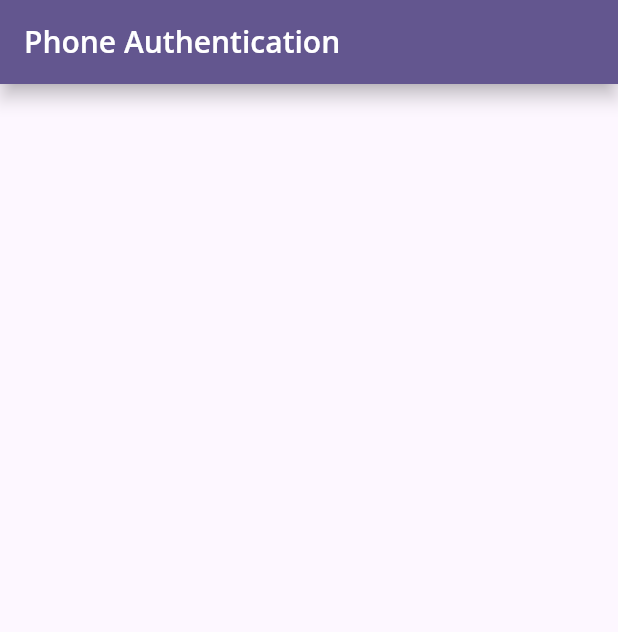
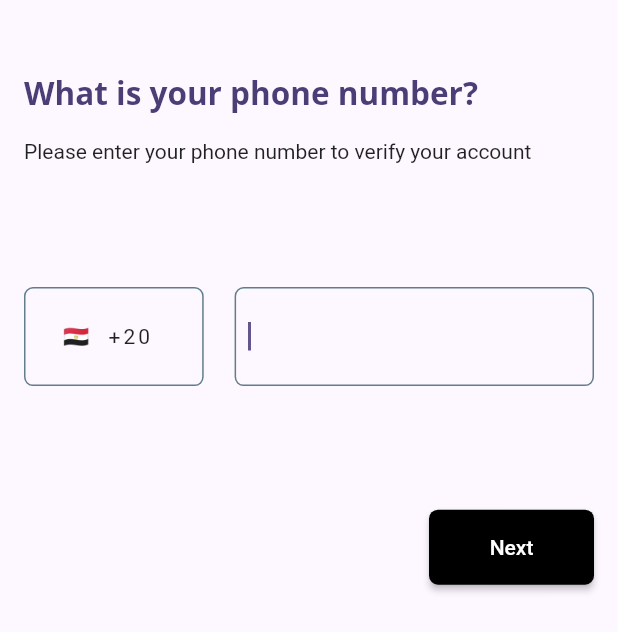
Before and after one commit to AbdullahEmadEldin/whereToGo_app, a Flutter app: the PhoneAuthPage screen opened by its route, on a phone screen of 412 x 824 dp. Shown: the top 632 px of the screen. Run offline on Flutter 3.47's test engine with Material 2 defaults, Android fonts, the phone set to English and light mode, and no system bars; our stand-ins replace bloc, firebase_auth, firebase_core, flutter_bloc, go_router, google_fonts and 1 more; accounts and stored records are empty.

Commit message:
Phone Auth logic integration to UI

```diff
--- a/lib/presentation/pages/phone_auth_page.dart
+++ /dev/null
@@ -1,12 +0,0 @@
-import 'package:flutter/material.dart';
-
-class PhoneAuthPage extends StatelessWidget {
-  const PhoneAuthPage({Key? key}) : super(key: key);
-
-  @override
-  Widget build(BuildContext context) {
-    return Scaffold(
-      appBar: AppBar(title: Text('Phone Authentication')),
-    );
-  }
-}
--- a/lib/presentation/pages/phone_enter_page.dart
+++ b/lib/presentation/pages/phone_enter_page.dart
@@ -1,5 +1,7 @@
 import 'package:flutter/material.dart';
+import 'package:flutter_bloc/flutter_bloc.dart';
 import 'package:go_router/go_router.dart';
+import 'package:maps_app/business%20logic/phone_auth/cubit/phone_auth_cubit.dart';
 import 'package:maps_app/generated/l10n.dart';
 import 'package:maps_app/util/navigation/routes.dart';
 
@@ -33,6 +35,7 @@ class PhoneAuthPage extends StatelessWidget {
                 _buildPhoneFormFeild(context),
                 SizedBox(height: size.height * 0.1),
                 _buildNextButton(context),
+                _buildSubmitionBlocListner(),
               ],
             ),
           ),
@@ -105,14 +108,42 @@ class PhoneAuthPage extends StatelessWidget {
       alignment: Alignment.bottomRight,
       child: ElevatedButton(
         onPressed: () {
-          context.goNamed(AppRoutes.otpScreen);
+          if (_phoneFormKey.currentState!.validate()) {
+            _phoneFormKey.currentState!.save();
+            // context.goNamed(AppRoutes.otpScreen);
+            BlocProvider.of<PhoneAuthCubit>(context)
+                .submitPhoneNumber(phoneNumber);
+          }
         },
-        style: Theme.of(context)
-            .elevatedButtonTheme
-            .style!
-            .copyWith(minimumSize: MaterialStatePropertyAll(Size(110, 50))),
+        style: Theme.of(context).elevatedButtonTheme.style!.copyWith(
+            minimumSize: const MaterialStatePropertyAll(Size(110, 50))),
         child: Text(S.of(context).Next),
       ),
     );
   }
+
+  Widget _buildSubmitionBlocListner() {
+    return BlocListener<PhoneAuthCubit, PhoneAuthState>(
+      listenWhen: (previous, current) => previous != current,
+      listener: ((context, state) {
+        if (state is Loading) {
+          _showProgressIndicator();
+        } else if (state is PhoneNumberSubmitted) {
+          context.goNamed(AppRoutes.otpScreen);
+        } else if (state is Error) {
+          ScaffoldMessenger.of(context).showSnackBar(
+            SnackBar(
+              content: Text(state.errorMsg),
+              duration: const Duration(seconds: 3),
+            ),
+          );
+        }
+      }),
+      child: const SizedBox(),
+    );
+  }
+
+  Widget _showProgressIndicator() {
+    return const Center(child: CircularProgressIndicator());
+  }
 }
--- a/lib/util/navigation/router.dart
+++ b/lib/util/navigation/router.dart
@@ -1,20 +1,38 @@
 import 'package:flutter/material.dart';
+import 'package:flutter_bloc/flutter_bloc.dart';
 import 'package:go_router/go_router.dart';
+import 'package:maps_app/business%20logic/phone_auth/cubit/phone_auth_cubit.dart';
 import 'package:maps_app/presentation/pages/home_page.dart';
-import 'package:maps_app/presentation/pages/phone_auth_page.dart';
+import 'package:maps_app/presentation/pages/otp_page.dart';
+import 'package:maps_app/presentation/pages/phone_enter_page.dart';
 import 'package:maps_app/util/navigation/routes.dart';
 
 class AppRouter {
   static final GoRouter _router = GoRouter(
-    initialLocation: AppRoutes.homePage,
+    initialLocation: '/',
     routes: [
       GoRoute(
-        path: AppRoutes.phoneAuthScreen,
-        pageBuilder: (context, state) =>
-            const MaterialPage(child: PhoneAuthPage()),
-      ),
+          name: AppRoutes.phoneAuthScreen,
+          path: '/',
+          pageBuilder: (context, state) => MaterialPage(
+                  child: BlocProvider(
+                create: (_) => PhoneAuthCubit(),
+                child: PhoneAuthPage(),
+              )),
+          routes: [
+            GoRoute(
+              name: AppRoutes.otpScreen,
+              path: 'otpScreen',
+              pageBuilder: (context, state) => MaterialPage(
+                  child: BlocProvider(
+                create: (_) => PhoneAuthCubit(),
+                child: OtpPage(),
+              )),
+            ),
+          ]),
       GoRoute(
-        path: AppRoutes.homePage,
+        name: AppRoutes.homePage,
+        path: '/homeScreen',
         pageBuilder: (context, state) => const MaterialPage(child: HomePage()),
       )
     ],
--- a/lib/util/navigation/routes.dart
+++ b/lib/util/navigation/routes.dart
@@ -1,4 +1,6 @@
+///Names not paths
 class AppRoutes {
   static const String phoneAuthScreen = '/phonAauth';
+  static const String otpScreen = '/otpScreen';
   static const String homePage = '/homePage';
 }
```
Also changed, not shown: 1 other file.
